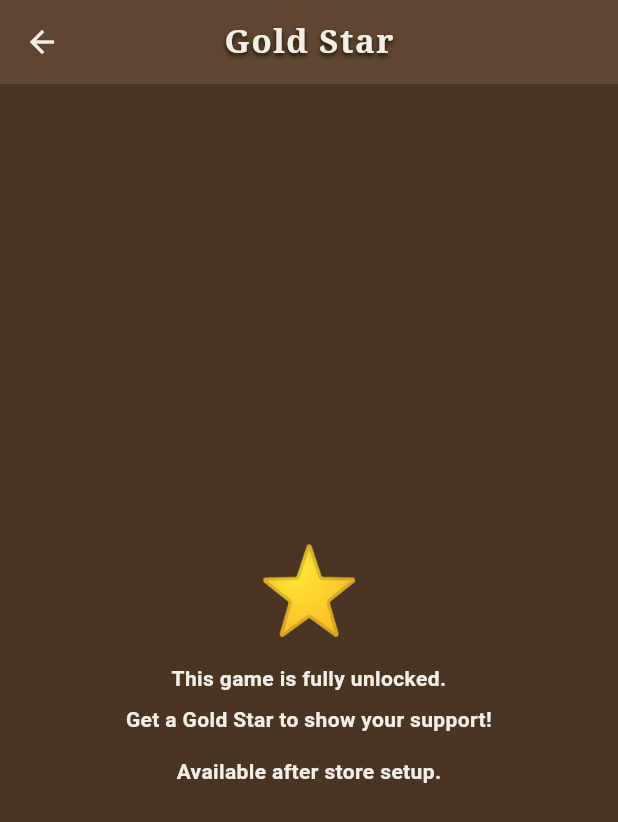
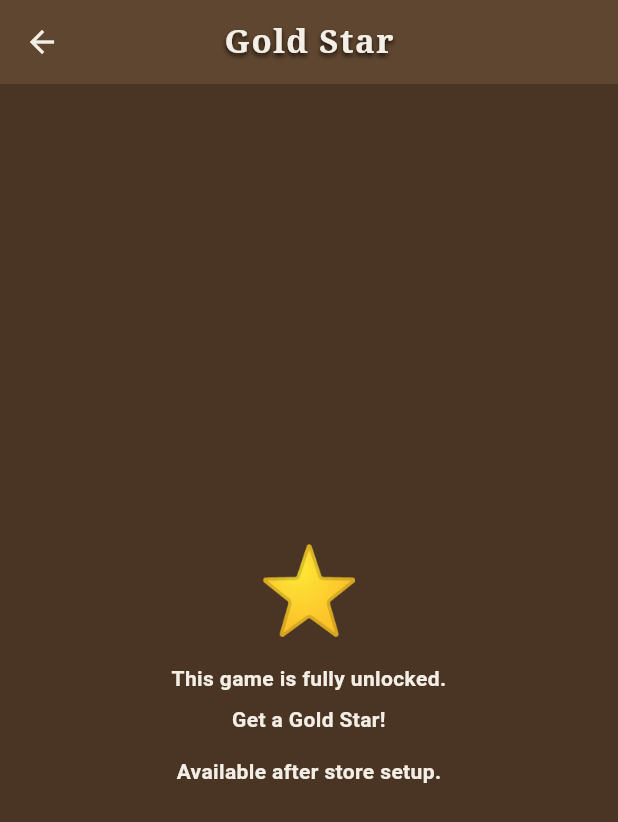
Before and after one commit to wjia-n/game-nonogram, a Flutter app: the _IosGoldStarScreen screen opened directly with empty values, on a phone screen of 412 x 824 dp. Shown: the top 822 px of the screen. Run offline on Flutter 3.47's test engine with Material 3 defaults, Android fonts, the phone set to English and light mode, and no system bars; our stand-ins replace audioplayers, cross_file, file_picker, in_app_purchase, qr_flutter, share_plus and 1 more; missing offline and left inert: mobile_scanner; accounts and stored records are empty.

Commit message:
PRO cleanup (iOS only): branch mode-help + colorways PRO wording + Gold Star support wording; Android untouched

```diff
--- a/lib/screens/pro_screen.dart
+++ b/lib/screens/pro_screen.dart
@@ -290,7 +290,7 @@ class _IosGoldStarScreen extends StatelessWidget {
                   builder: (_, owned, _) => Text(
                     owned
                         ? '⭐ Gold Star earned — thank you!'
-                        : 'Get a Gold Star to show your support!',
+                        : 'Get a Gold Star!',
                     textAlign: TextAlign.center,
                   ),
                 ),
```
Also changed, not shown: lib/screens/menu_screen.dart (+7 -3 lines).
